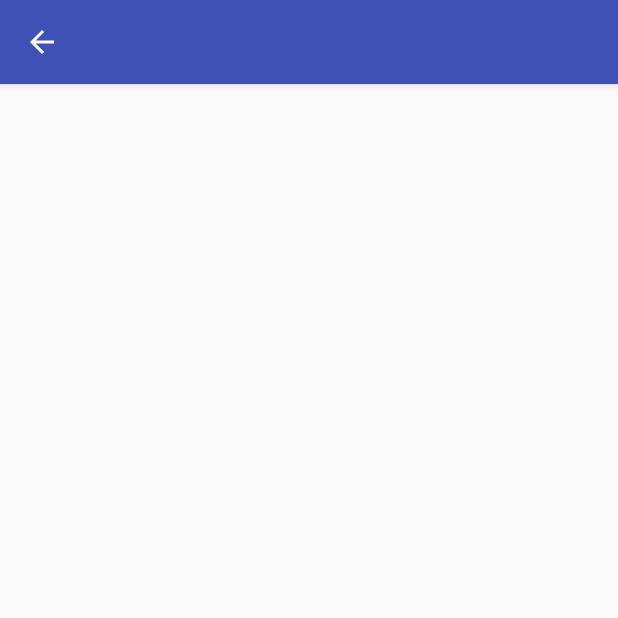
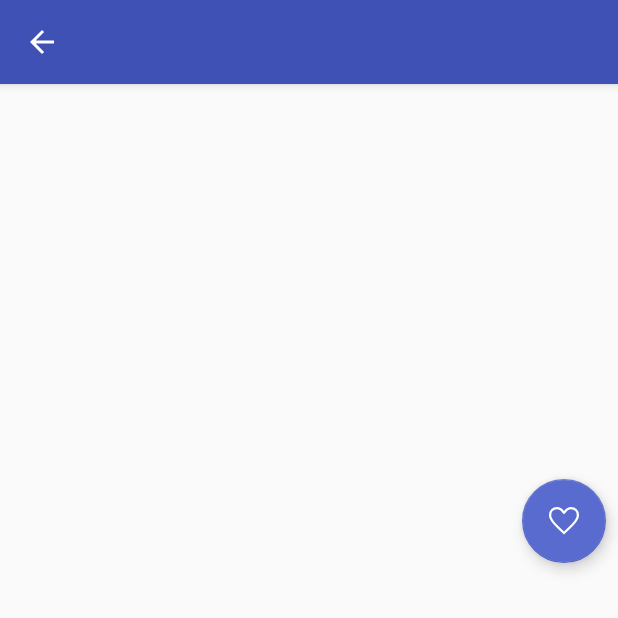
Before and after one commit to AliAsadi/Android-Clean-Architecture, an Android app: the MovieDetailsActivity screen opened directly, with no data from a screen before it, on a phone screen of 412 x 824 dp, the top half of it. Run offline under Robolectric (Android 15) with nearby library versions, the phone set to English and light mode, and no system bars; our stand-ins replace Dagger/Hilt's generated code; pictures from the network do not load.

Commit message:
follow drawable name convention

```diff
--- /dev/null
+++ b/app/src/main/res/drawable/ic_favorite_border_white_48.xml
@@ -0,0 +1,11 @@
+<vector xmlns:android="http://schemas.android.com/apk/res/android"
+    xmlns:tools="http://schemas.android.com/tools"
+    android:width="48dp"
+    android:height="48dp"
+    android:viewportWidth="48"
+    android:viewportHeight="48">
+    <path
+        android:fillColor="@color/white"
+        android:pathData="M24,41.95 L21.95,40.1Q16.65,35.25 13.2,31.725Q9.75,28.2 7.7,25.425Q5.65,22.65 4.825,20.4Q4,18.15 4,15.85Q4,11.35 7.025,8.325Q10.05,5.3 14.5,5.3Q17.35,5.3 19.775,6.65Q22.2,8 24,10.55Q26.1,7.85 28.45,6.575Q30.8,5.3 33.5,5.3Q37.95,5.3 40.975,8.325Q44,11.35 44,15.85Q44,18.15 43.175,20.4Q42.35,22.65 40.3,25.425Q38.25,28.2 34.8,31.725Q31.35,35.25 26.05,40.1ZM24,38Q29.05,33.35 32.325,30.025Q35.6,26.7 37.525,24.2Q39.45,21.7 40.225,19.75Q41,17.8 41,15.85Q41,12.55 38.9,10.425Q36.8,8.3 33.5,8.3Q30.95,8.3 28.75,9.875Q26.55,11.45 25.2,14.3H22.75Q21.45,11.5 19.25,9.9Q17.05,8.3 14.5,8.3Q11.2,8.3 9.1,10.425Q7,12.55 7,15.85Q7,17.8 7.775,19.775Q8.55,21.75 10.475,24.275Q12.4,26.8 15.7,30.1Q19,33.4 24,38ZM24,23.15Q24,23.15 24,23.15Q24,23.15 24,23.15Q24,23.15 24,23.15Q24,23.15 24,23.15Q24,23.15 24,23.15Q24,23.15 24,23.15Q24,23.15 24,23.15Q24,23.15 24,23.15Q24,23.15 24,23.15Q24,23.15 24,23.15Q24,23.15 24,23.15Q24,23.15 24,23.15Q24,23.15 24,23.15Q24,23.15 24,23.15Q24,23.15 24,23.15Q24,23.15 24,23.15Z"
+        tools:ignore="VectorRaster" />
+</vector>
--- a/app/src/main/res/layout/activity_movie_details.xml
+++ b/app/src/main/res/layout/activity_movie_details.xml
@@ -5,6 +5,18 @@
     android:layout_width="match_parent"
     android:layout_height="match_parent"
     android:orientation="vertical">
+
+
+    <com.google.android.material.floatingactionbutton.FloatingActionButton
+        android:layout_width="wrap_content"
+        android:layout_height="wrap_content"
+        android:src="@drawable/ic_favorite_border_white_48"
+        android:layout_marginEnd="8dp"
+        app:layout_constraintBottom_toBottomOf="parent"
+        app:layout_constraintEnd_toEndOf="parent"
+        app:layout_constraintTop_toTopOf="@+id/image"
+        app:layout_constraintVertical_bias="0.37"
+        tools:ignore="ContentDescription" />
 
     <androidx.appcompat.widget.AppCompatImageView
         android:id="@+id/image"
@@ -16,19 +28,19 @@
         app:layout_constraintTop_toTopOf="parent"
         tools:background="#000" />
 
+
     <TextView
         android:id="@+id/movieTitle"
         android:layout_width="0dp"
         android:layout_height="wrap_content"
         android:layout_marginStart="16dp"
         android:layout_marginTop="16dp"
-        android:layout_marginEnd="16dp"
+        android:textSize="24sp"
         android:textStyle="bold"
-        android:textSize="24sp"
-        app:layout_constraintEnd_toEndOf="parent"
         app:layout_constraintStart_toStartOf="parent"
         app:layout_constraintTop_toBottomOf="@+id/image"
         tools:text="title" />
+
 
     <TextView
         android:id="@+id/description"
--- a/app/src/main/res/menu/bottom_navigation.xml
+++ b/app/src/main/res/menu/bottom_navigation.xml
@@ -2,13 +2,13 @@
 <menu xmlns:android="http://schemas.android.com/apk/res/android">
     <item
         android:id="@+id/feed"
-        android:icon="@drawable/ic_feed"
+        android:icon="@drawable/ic_feed_border_48"
         android:title="Feed" />
 
 
     <item
         android:id="@+id/favorites"
-        android:icon="@drawable/ic_favorite"
+        android:icon="@drawable/ic_favorite_border_white_48"
         android:title="My Favorites" />
 
 </menu>
```
Also changed, not shown: app/src/main/res/drawable/ic_favorite.xml (deleted, +0 -10 lines), app/src/main/res/drawable/ic_favorite_fill_white_48.xml (added, +9 -0 lines), app/src/main/res/drawable/ic_feed.xml (deleted, +0 -10 lines), app/src/main/res/drawable/ic_feed_border_48.xml (added, +10 -0 lines).
